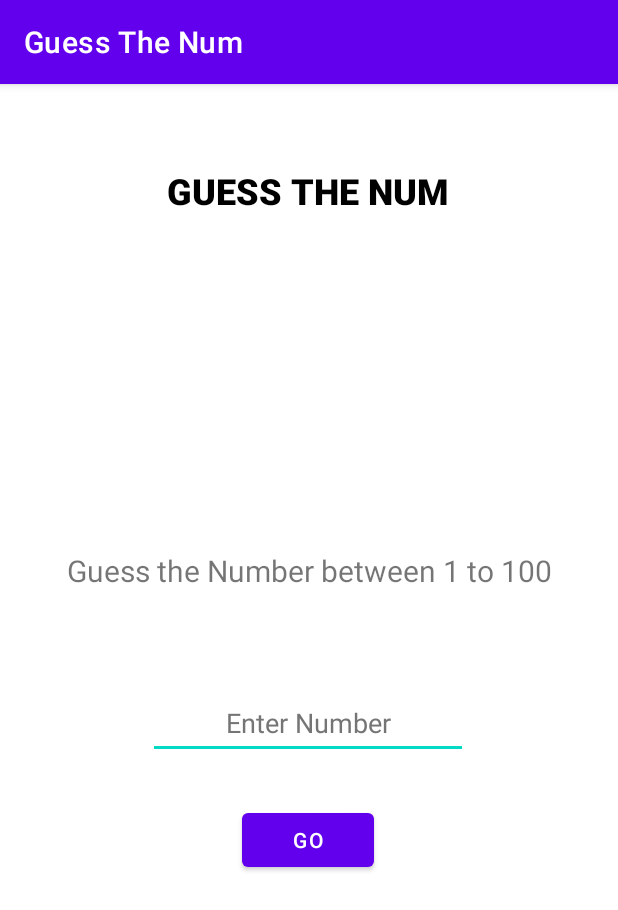
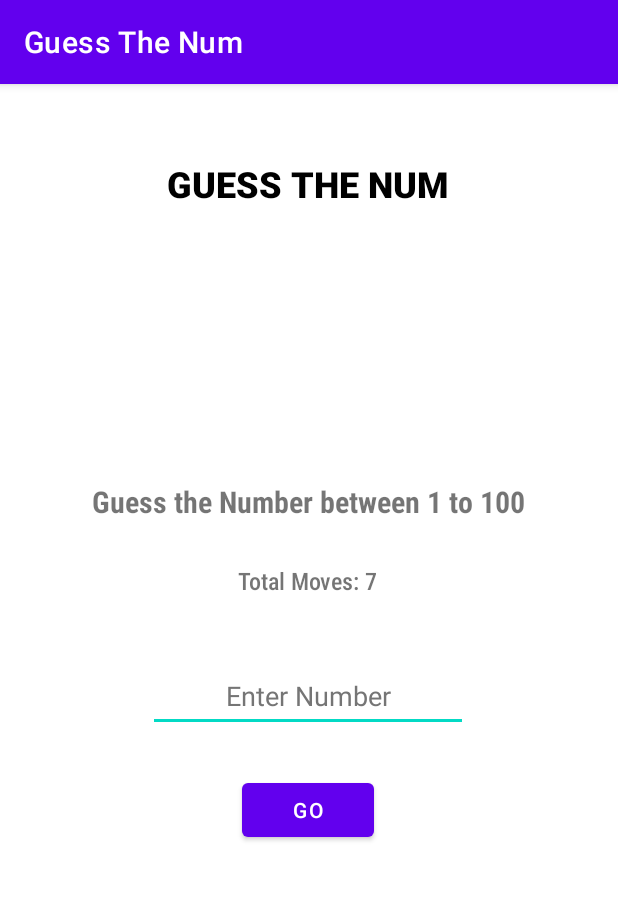
Before and after one commit to lakshaykamat/andriodDevlopment, an Android app: the screen it shows after launch (MainActivity), on a phone screen of 412 x 824 dp. Shown: the top 910 px of the screen. Run offline under Robolectric (Android 15) with nearby library versions, the phone set to English and light mode, and no system bars.

Commit message:
bug fixed

```diff
--- a/GuessTheNum/app/src/main/java/com/lakshaykamat/guessthenum/MainActivity.java
+++ b/GuessTheNum/app/src/main/java/com/lakshaykamat/guessthenum/MainActivity.java
@@ -15,34 +15,42 @@ import java.text.DecimalFormat;
 
 public class MainActivity extends AppCompatActivity {
     //Variables
-    public int movesLeft = 3;
+    public int movesLeft = 7;
     public int movesUsed = 0;
     public Boolean usrWins = false;
     private EditText usrNumEl;
+    private TextView textViewMovesLeft;
+    private TextView resultEl;
     public static final String EXTRA_MOVES_LEFT = "com.lakshaykamat.guessnum.movesleft";
     public static final String EXTRA_MOVES_USED = "com.lakshaykamat.guessnum.movesused";
     public static final String EXTRA_USER_WINS = "com.lakshaykamat.guessnum.usrwins";
+    public static final String EXTRA_RANDOM_NUM = "com.lakshaykamat.guessnum.radomnum";
 
+    @SuppressLint("SetTextI18n")
     @Override
     protected void onCreate(Bundle savedInstanceState) {
         super.onCreate(savedInstanceState);
         setContentView(R.layout.activity_main);
 
         Button button = findViewById(R.id.button);
-        TextView resultEl = findViewById(R.id.resultEl);
+        resultEl = findViewById(R.id.resultEl);
         usrNumEl = findViewById(R.id.usrNumEl);
+        textViewMovesLeft = findViewById(R.id.textViewMoviesLeft);
+
+        //Showing moves left on game loads
+        textViewMovesLeft.setText("Total Moves: "+ movesLeft);
+
 
         DecimalFormat df = new DecimalFormat("#");
         double randomNum = Math.floor((Math.random() * 100  + 1));
 
         //formatting decimal places and converting to String
         String randomNumToString = df.format(randomNum);
-        //resultEl.setText(randomNumToString);
-        //Converting to Random Num Integer
+        //Converting to randomNumToString Integer
         int randomNumToInt = Integer.parseInt(randomNumToString);
 
 
-        //On click listener on button
+        //On click listener event on button
         button.setOnClickListener(new View.OnClickListener() {
             @SuppressLint("SetTextI18n")
             @Override
@@ -50,13 +58,13 @@ public class MainActivity extends AppCompatActivity {
                     //Converting user entered number to a String
                     String usrNumToString = usrNumEl.getText().toString();
 
-                    //if user didn't enter any number shows this error
+                    //if user didn't enter any number shows this error and return the function
                     if (usrNumToString.equals("")) {
                         usrNumEl.setError("Enter a number");
                         return;
                     }
 
-                    //converting String to integer for comparison
+                    //converting user entered String to integer for comparison
                     int usrNumToInt = Integer.parseInt(usrNumToString);
 
                     //if user enter more than 100 or less than or equal to 0 show error
@@ -64,49 +72,48 @@ public class MainActivity extends AppCompatActivity {
                         Toast.makeText(MainActivity.this, "Choose between [1 to 100]", Toast.LENGTH_SHORT).show();
                     }
 
-                    //Checking Conditions
-                    if (usrNumToInt == randomNumToInt) {
-                        resultEl.setText("You wins");
-                        usrNumEl.setText("");
+                    //Checking Conditions or Comparing the numbers
+                    if (usrNumToInt == randomNumToInt) {//if usrNum and randomNum is same usrWins = true
                         usrWins = true;
+                        movesUsed++;//One move used
+                        movesLeft--;//Lost one move
+                        usrNumEl.setText("");//removing old number in input filed
+                        textViewMovesLeft.setText("Moves: "+ movesLeft);
+                        //creating the new activity and passing the arguments
+                        creatingNewActivity(Integer.toString(movesLeft),Integer.toString(movesUsed),Boolean.toString(usrWins),randomNumToString);
+                    } else if (usrNumToInt > randomNumToInt) {
+                        movesLeft--;
                         movesUsed++;
-                        creatingNewActivity(intToString(movesLeft),intToString(movesUsed), Boolean.toString(usrWins));
-                    } else if (usrNumToInt > randomNumToInt) {
                         resultEl.setText("Choose a Lower number");
                         usrNumEl.setText("");
-                       movesLeft--;
-                       movesUsed++;
+                        textViewMovesLeft.setText("Moves: "+ movesLeft);
                     } else if (usrNumToInt < randomNumToInt) {
+                        movesLeft--;
+                        movesUsed++;
                         resultEl.setText("Choose a Higher Number");
                         usrNumEl.setText("");
-                        movesLeft--;
-                        movesUsed++;
+                        textViewMovesLeft.setText("Moves: " + movesLeft);
                     } else {
                         Toast.makeText(MainActivity.this, "Something went wrong", Toast.LENGTH_SHORT).show();
                     }
 
-                    zeroMoves(movesLeft, intToString(movesUsed),Boolean.toString(usrWins));
+                    //if user has been used his all moves then end the game
+                    zeroMoves(movesLeft, Integer.toString(movesUsed),Boolean.toString(usrWins),randomNumToString);
                 }
         });
     }
-    public void zeroMoves(int movesLeft, String movesUsed , String usrWins) {
+    public void zeroMoves(int movesLeft, String movesUsed , String usrWins,String randomNum) {
         if(movesLeft == 0){
             Toast.makeText(MainActivity.this, "0 Moves left", Toast.LENGTH_SHORT).show();
-            String LEFT = intToString(movesLeft);
-            creatingNewActivity(LEFT,movesUsed,usrWins);
-            //return;
+            creatingNewActivity(Integer.toString(movesLeft),movesUsed,usrWins,randomNum);
         }
-        //Toast.makeText(MainActivity.this, "END", Toast.LENGTH_SHORT).show();
     }
-    public void creatingNewActivity(String movesLeft,String moveUsed,String usrWins){
+    public void creatingNewActivity(String movesLeft,String moveUsed,String usrWins,String randomNum){
         Intent intent = new Intent(this,GameEnd.class);
         intent.putExtra(EXTRA_MOVES_LEFT,movesLeft);
         intent.putExtra(EXTRA_MOVES_USED,moveUsed);
         intent.putExtra(EXTRA_USER_WINS, usrWins);
+        intent.putExtra(EXTRA_RANDOM_NUM, randomNum);
         startActivity(intent);
     }
-    public String intToString(int integer){
-        return Integer.toString(integer);
-    }
-
 }
--- a/GuessTheNum/app/src/main/res/layout/activity_main.xml
+++ b/GuessTheNum/app/src/main/res/layout/activity_main.xml
@@ -28,20 +28,24 @@
         android:id="@+id/resultEl"
         android:layout_width="wrap_content"
         android:layout_height="wrap_content"
-        android:layout_marginBottom="64dp"
+        android:layout_marginBottom="92dp"
+        android:fontFamily="sans-serif-condensed"
         android:text="@string/guess_the_number_between_1_to_100"
         android:textSize="20sp"
+        android:textStyle="bold"
         app:layout_constraintBottom_toTopOf="@+id/usrNumEl"
         app:layout_constraintEnd_toEndOf="parent"
+        app:layout_constraintHorizontal_bias="0.495"
         app:layout_constraintStart_toStartOf="parent" />
 
     <EditText
         android:id="@+id/usrNumEl"
         android:layout_width="wrap_content"
         android:layout_height="wrap_content"
-        android:layout_marginBottom="30dp"
+        android:layout_marginBottom="28dp"
         android:ems="10"
         android:hint="@string/enter_number"
+        android:importantForAutofill="no"
         android:inputType="number"
         android:minHeight="48dp"
         android:textAlignment="center"
@@ -49,17 +53,31 @@
         app:layout_constraintBottom_toTopOf="@+id/button"
         app:layout_constraintEnd_toEndOf="parent"
         app:layout_constraintHorizontal_bias="0.497"
-        app:layout_constraintStart_toStartOf="parent"
-        android:importantForAutofill="no" />
+        app:layout_constraintStart_toStartOf="parent" />
 
     <Button
         android:id="@+id/button"
         android:layout_width="wrap_content"
         android:layout_height="wrap_content"
-        android:layout_marginBottom="240dp"
+        android:layout_marginBottom="260dp"
         android:text="@string/go"
         app:layout_constraintBottom_toBottomOf="parent"
         app:layout_constraintEnd_toEndOf="parent"
         app:layout_constraintHorizontal_bias="0.498"
         app:layout_constraintStart_toStartOf="parent" />
+
+    <TextView
+        android:id="@+id/textViewMoviesLeft"
+        android:layout_width="wrap_content"
+        android:layout_height="wrap_content"
+        android:fontFamily="sans-serif-condensed-light"
+        android:text="adfasdfas"
+        android:textSize="16sp"
+        android:textStyle="bold"
+        app:layout_constraintBottom_toTopOf="@+id/usrNumEl"
+        app:layout_constraintEnd_toEndOf="parent"
+        app:layout_constraintHorizontal_bias="0.498"
+        app:layout_constraintStart_toStartOf="parent"
+        app:layout_constraintTop_toBottomOf="@+id/resultEl"
+        app:layout_constraintVertical_bias="0.4" />
 </androidx.constraintlayout.widget.ConstraintLayout>
```
Also changed, not shown: GuessTheNum/app/src/main/java/com/lakshaykamat/guessthenum/GameEnd.java (+7 -0 lines), GuessTheNum/app/src/main/res/layout/activity_game_end.xml (+23 -1 lines).
